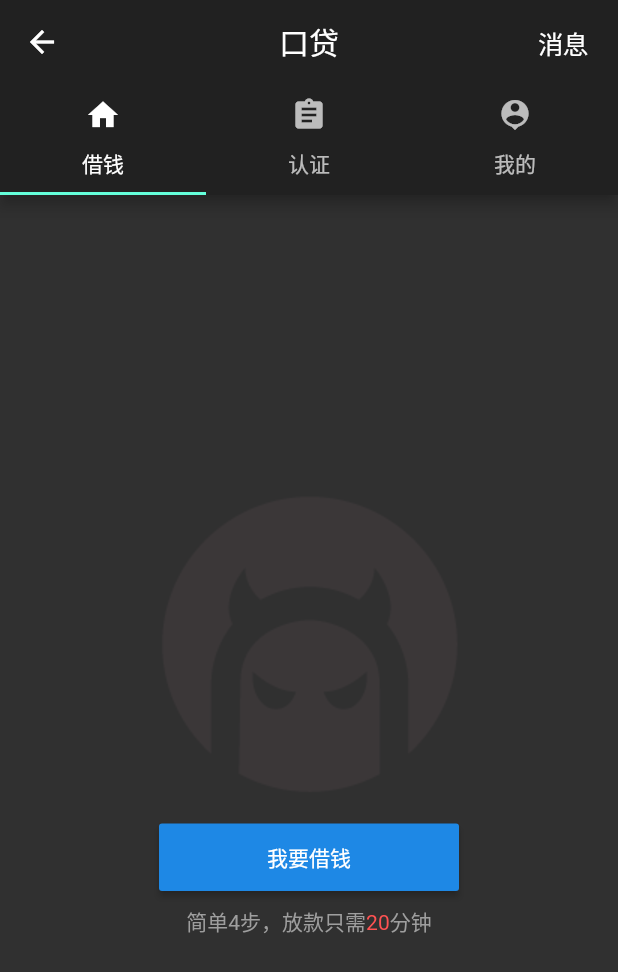
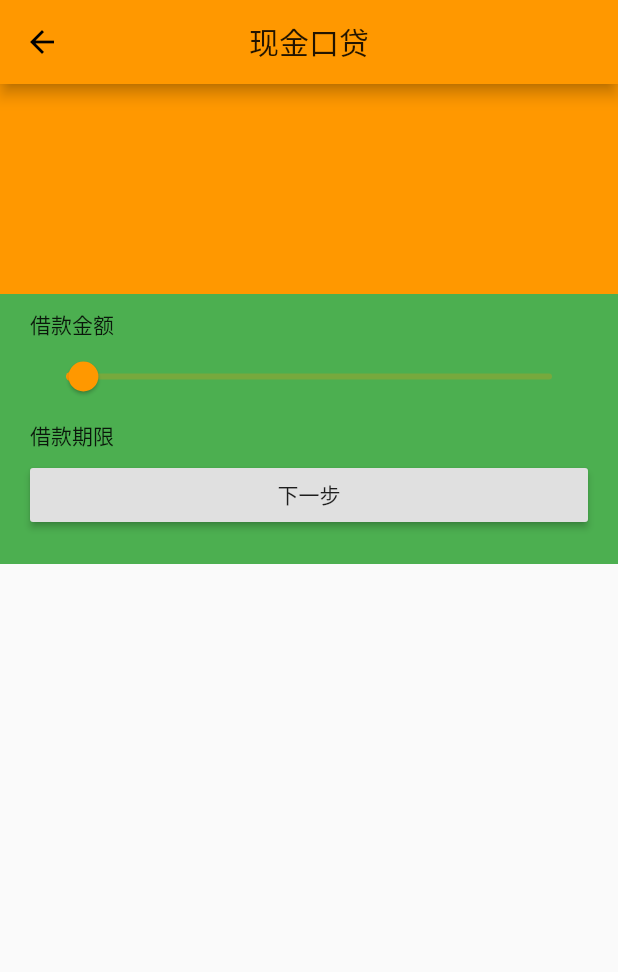
Before and after one commit to partnercloudsupport/release_app, a Flutter app: the Home screen opened by its route, after a tap on "我要借钱", on a phone screen of 412 x 824 dp. Shown: the top 972 px of the screen. Run offline on Flutter 3.47's test engine with Material 2 defaults, Android fonts, the phone set to English and light mode, and no system bars; network calls fail.

Commit message:
新增现金借钱界面

```diff
--- /dev/null
+++ b/lib/src/comm/AppRoute.dart
@@ -0,0 +1,22 @@
+import 'package:flutter/material.dart';
+import 'package:release_app/src/components/Home.dart';
+import 'package:release_app/src/components/MyHomePage.dart';
+import 'package:release_app/src/components/singlePage/BorrowCash.dart';
+import 'package:release_app/src/components/singlePage/Message.dart';
+
+
+/**
+ * Created by zgx on 2017/5/23.
+ */
+
+class AppRoute {
+
+  static  Map<String, WidgetBuilder> routes = {
+    '/a': (BuildContext context) => new MyHomePage(title: '我要借钱'),
+    '/b': (BuildContext context) => new Home(title: '口贷'),
+    '/cash': (BuildContext context) => new BorrowCash(),
+    '/message': (BuildContext context) => new Message(),
+  };
+
+  AppRoute();
+}
--- a/lib/src/components/MyApp.dart
+++ b/lib/src/components/MyApp.dart
@@ -1,8 +1,10 @@
 import 'package:flutter/foundation.dart';
 import 'package:flutter/material.dart';
+import 'package:release_app/src/comm/AppRoute.dart';
 import 'package:release_app/src/components/Home.dart';
 import 'package:release_app/src/components/MyHomePage.dart';
 import 'package:release_app/src/components/singlePage/Borrow.dart';
+import 'package:release_app/src/components/singlePage/BorrowCash.dart';
 import 'package:release_app/src/components/singlePage/Message.dart';
 
 
@@ -17,11 +19,11 @@ class MyApp extends StatelessWidget {
     primaryColorBrightness: Brightness.light,
   );
 
-//  final ThemeData defaultThme = new ThemeData(
-//    primarySwatch: Colors.orange,
-////    accentColor: Colors.blueAccent[400],
-//  );
-  final ThemeData defaultThme = new ThemeData.dark();
+  final ThemeData defaultThme = new ThemeData(
+    primarySwatch: Colors.orange,
+//    accentColor: Colors.blueAccent[400],
+  );
+//  final ThemeData defaultThme = new ThemeData.dark();
 
 
   // This widget is the root of your application.
@@ -45,12 +47,7 @@ class MyApp extends StatelessWidget {
 //        primarySwatch: Colors.blue,
 //      ),
       home: new Home(title: '现金口贷'),
-      routes: <String, WidgetBuilder>{
-        '/a': (BuildContext context) => new MyHomePage(title: '我要借钱'),
-        '/b': (BuildContext context) => new Home(title: '口贷'),
-        '/c': (BuildContext context) => new BorrowHome(title: '我要借钱'),
-        '/message': (BuildContext context) => new Message(),
-      },
+      routes: AppRoute.routes,
     );
   }
 }
--- a/lib/src/components/singlePage/Borrow.dart
+++ b/lib/src/components/singlePage/Borrow.dart
@@ -93,7 +93,7 @@ class _BorrowHomeState extends State<BorrowHome> {
                         //                    highlightColor: Colors.grey[100],
                       )
                     : new RaisedButton(
-                        onPressed: () {},
+                        onPressed: () {Navigator.of(context).pushNamed('/cash');},
                         child: const Text(
                           '我要借钱',
                           style: const TextStyle(
--- /dev/null
+++ b/lib/src/components/singlePage/BorrowCash.dart
@@ -0,0 +1,73 @@
+import 'package:flutter/material.dart';
+
+
+/**
+ * Created by zgx on 2017/5/23.
+ * 借款申请
+ */
+class BorrowCash extends StatefulWidget {
+  @override
+  _BorrowCashState createState() => new _BorrowCashState();
+}
+
+class _BorrowCashState extends State<BorrowCash> {
+
+  double _sliderValue = 200.0;
+
+  @override
+  Widget build(BuildContext context) {
+    return new Scaffold(
+      appBar: new AppBar(
+        title: const Text('现金口贷'),
+        centerTitle: true,
+      ),
+      body: new ListView(
+        children: [
+          new Container(
+            height: 140.0,
+            color: Theme.of(context).primaryColor,
+          ),
+          new Container(
+            padding: const EdgeInsets.only(left: 20.0,right: 20.0),
+            height: 180.0,
+              color: Colors.green,
+            child: new Column(
+              crossAxisAlignment: CrossAxisAlignment.start,
+              children: [
+                new Container(
+                  margin: const EdgeInsets.only(top: 10.0),
+                  child: new Text('借款金额'),
+                ),
+                new Slider(
+                  onChanged: (value){
+                    print('变化值:'+ value.toString());
+                    setState((){
+                      _sliderValue = value;
+                    });
+                  },
+                  value: _sliderValue,
+                  min: 100.0,
+                  max: 3000.0,
+                label: '金额${_sliderValue}',
+                  divisions: 100,
+                ),
+                new Container(
+                  margin: const EdgeInsets.only(top: 5.0, bottom: 5.0),
+                  child: new Text('借款期限'),
+                ),
+                new RaisedButton(
+                  child: new Container(
+                    alignment: FractionalOffset.center,
+                    child: new Text('下一步'),
+                  ),
+                  onPressed: (){},
+                ),
+              ],
+            ),
+          ),
+          new Container(),
+        ],
+      ),
+    );
+  }
+}
--- a/lib/src/components/singlePage/Message.dart
+++ b/lib/src/components/singlePage/Message.dart
@@ -112,7 +112,7 @@ class _MessageState extends State<Message> with TickerProviderStateMixin {
     Map data = JSON.decode(res.body);
     print(data['data']);
     List<Map> msgs = data['data'];
-//    _listMessage.clear();
+    _listMessage.clear();
     setState(() {
       for (int i = 0; i < msgs.length; i++) {
         _listMessage.insert(
```
